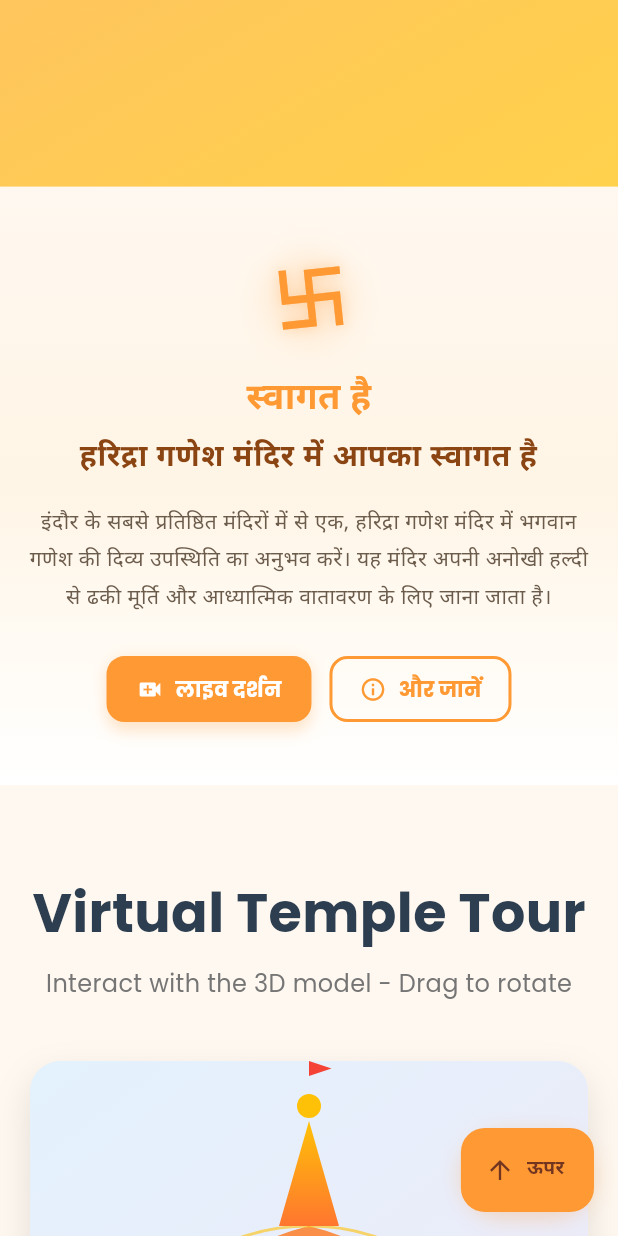
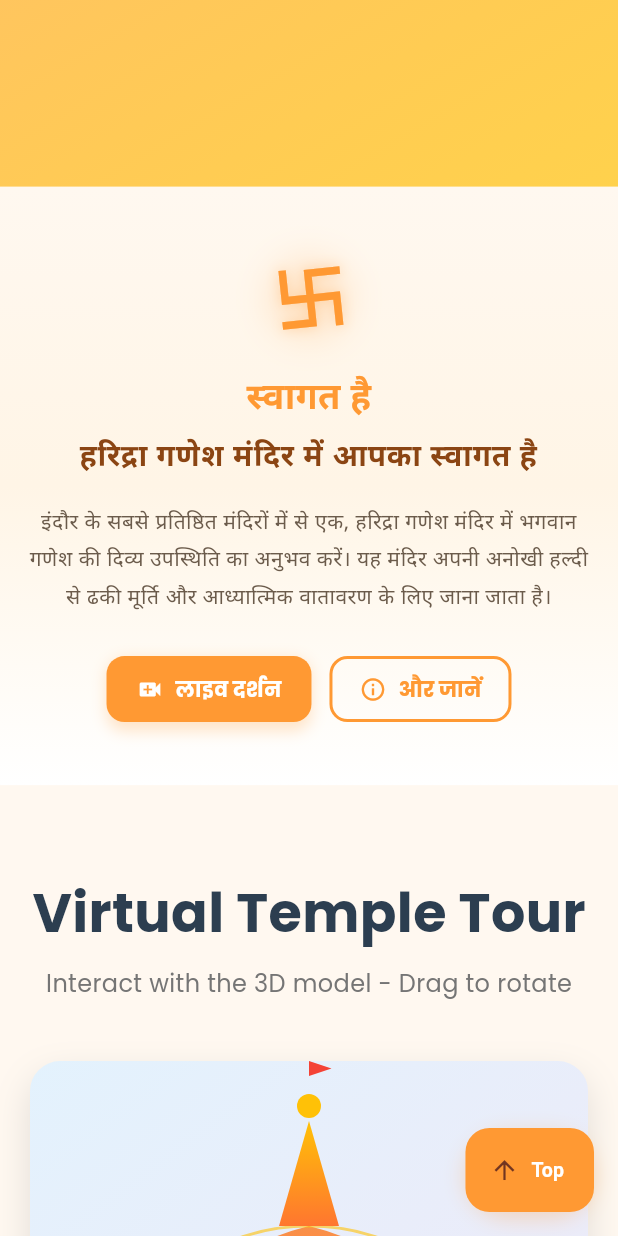
Before and after one commit to shivamsingh04-sg/Haridra-Ganesh, a Flutter app: the screen it shows after launch, scrolled down 576 dp, on a phone screen of 412 x 824 dp. Run offline on Flutter 3.47's test engine with Material 3 defaults, Android fonts, the light colour scheme and no system bars; drawn by our look-alikes of animated_text_kit; our stand-ins replace animate_do, flutter_staggered_animations, google_fonts.

Commit message:
Minor change on homescreen

```diff
--- a/lib/screens/home_screen.dart
+++ b/lib/screens/home_screen.dart
@@ -180,8 +180,9 @@ class _HomeScreenState extends State<HomeScreen>
         },
         icon: const Icon(Icons.arrow_upward, size: 20),
         label: Text(
-          'ऊपर',
+          'Top',
           style: TextStyle(
+            color: Colors.white,
             fontSize: isMobile ? 13 : 14,
             fontWeight: FontWeight.w600,
             fontFamily: 'NotoSansDevanagari',
```
